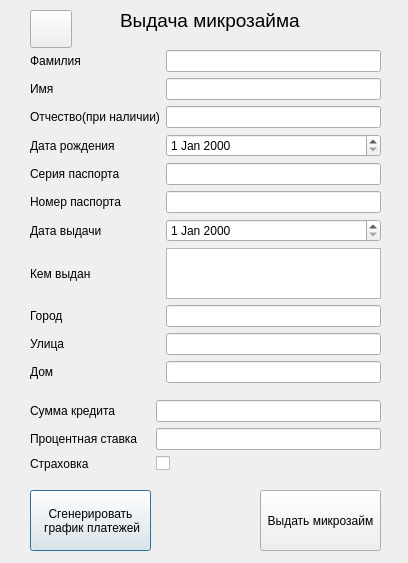
The window that give.ui (nineouttaten/mobd) describes before a commit, drawn with Qt 5.
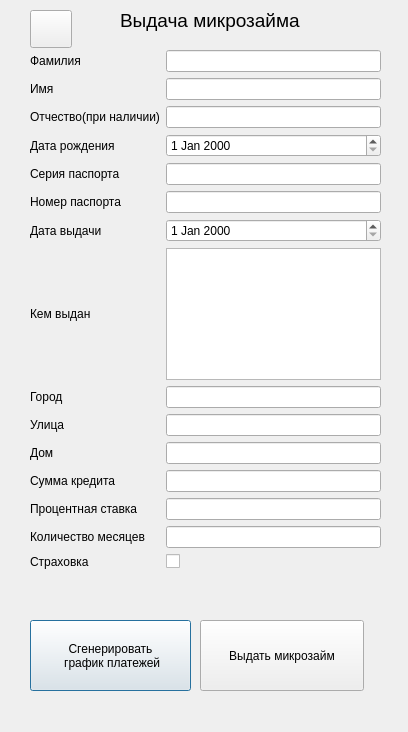
The same window after the commit. Icons and pictures are not drawn.

Patch:
```diff
--- a/give.ui
+++ b/give.ui
@@ -7,7 +7,7 @@
     <x>0</x>
     <y>0</y>
     <width>408</width>
-    <height>563</height>
+    <height>732</height>
    </rect>
   </property>
   <property name="windowTitle">
@@ -17,29 +17,19 @@
    <property name="geometry">
     <rect>
      <x>30</x>
-     <y>490</y>
-     <width>121</width>
-     <height>61</height>
+     <y>620</y>
+     <width>161</width>
+     <height>71</height>
     </rect>
    </property>
+   <property name="focusPolicy">
+    <enum>Qt::StrongFocus</enum>
+   </property>
    <property name="text">
     <string>Сгенерировать 
  график платежей</string>
    </property>
   </widget>
-  <widget class="QPushButton" name="btnGive">
-   <property name="geometry">
-    <rect>
-     <x>260</x>
-     <y>490</y>
-     <width>121</width>
-     <height>61</height>
-    </rect>
-   </property>
-   <property name="text">
-    <string>Выдать микрозайм</string>
-   </property>
-  </widget>
   <widget class="QLabel" name="label_12">
    <property name="geometry">
     <rect>
@@ -90,19 +80,50 @@
     <bool>true</bool>
    </property>
   </widget>
-  <widget class="QWidget" name="">
+  <widget class="QWidget" name="layoutWidget">
    <property name="geometry">
     <rect>
      <x>30</x>
      <y>50</y>
      <width>351</width>
-     <height>333</height>
+     <height>519</height>
     </rect>
    </property>
    <layout class="QGridLayout" name="gridLayout">
+    <item row="14" column="1">
+     <widget class="QCheckBox" name="checkBox">
+      <property name="text">
+       <string/>
+      </property>
+      <property name="checked">
+       <bool>false</bool>
+      </property>
+     </widget>
+    </item>
+    <item row="14" column="0">
+     <widget class="QLabel" name="label_11">
+      <property name="text">
+       <string>Страховка</string>
+      </property>
+     </widget>
+    </item>
     <item row="1" column="1">
      <widget class="QLineEdit" name="lineEdit_2"/>
     </item>
+    <item row="3" column="0">
+     <widget class="QLabel" name="label_8">
+      <property name="text">
+       <string>Дата рождения</string>
+      </property>
+     </widget>
+    </item>
+    <item row="9" column="0">
+     <widget class="QLabel" name="label_13">
+      <property name="text">
+       <string>Улица</string>
+      </property>
+     </widget>
+    </item>
     <item row="2" column="0">
      <widget class="QLabel" name="label_3">
       <property name="text">
@@ -110,13 +131,6 @@
       </property>
      </widget>
     </item>
-    <item row="1" column="0">
-     <widget class="QLabel" name="label_2">
-      <property name="text">
-       <string>Имя</string>
-      </property>
-     </widget>
-    </item>
     <item row="4" column="0">
      <widget class="QLabel" name="label_4">
       <property name="text">
@@ -124,36 +138,42 @@
       </property>
      </widget>
     </item>
-    <item row="0" column="0">
-     <widget class="QLabel" name="label">
-      <property name="text">
-       <string>Фамилия</string>
+    <item row="11" column="0">
+     <widget class="QLabel" name="label_9">
+      <property name="minimumSize">
+       <size>
+        <width>120</width>
+        <height>0</height>
+       </size>
       </property>
-     </widget>
-    </item>
-    <item row="3" column="0">
-     <widget class="QLabel" name="label_8">
       <property name="text">
-       <string>Дата рождения</string>
+       <string>Сумма кредита</string>
       </property>
      </widget>
     </item>
-    <item row="5" column="1">
-     <widget class="QLineEdit" name="lineEdit_5"/>
-    </item>
-    <item row="3" column="1">
-     <widget class="QDateEdit" name="dateEdit_2"/>
-    </item>
-    <item row="7" column="1">
-     <widget class="QTextEdit" name="textEdit"/>
-    </item>
     <item row="6" column="1">
      <widget class="QDateEdit" name="dateEdit"/>
     </item>
-    <item row="9" column="0">
-     <widget class="QLabel" name="label_13">
+    <item row="7" column="1">
+     <widget class="QTextEdit" name="textEdit"/>
+    </item>
+    <item row="3" column="1">
+     <widget class="QDateEdit" name="dateEdit_2"/>
+    </item>
+    <item row="5" column="0">
+     <widget class="QLabel" name="label_5">
       <property name="text">
-       <string>Улица</string>
+       <string>Номер паспорта</string>
+      </property>
+     </widget>
+    </item>
+    <item row="4" column="1">
+     <widget class="QLineEdit" name="lineEdit_4"/>
+    </item>
+    <item row="1" column="0">
+     <widget class="QLabel" name="label_2">
+      <property name="text">
+       <string>Имя</string>
       </property>
      </widget>
     </item>
@@ -164,8 +184,22 @@
       </property>
      </widget>
     </item>
-    <item row="4" column="1">
-     <widget class="QLineEdit" name="lineEdit_4"/>
+    <item row="12" column="0">
+     <widget class="QLabel" name="label_10">
+      <property name="text">
+       <string>Процентная ставка</string>
+      </property>
+     </widget>
+    </item>
+    <item row="0" column="0">
+     <widget class="QLabel" name="label">
+      <property name="text">
+       <string>Фамилия</string>
+      </property>
+     </widget>
+    </item>
+    <item row="5" column="1">
+     <widget class="QLineEdit" name="lineEdit_5"/>
     </item>
     <item row="2" column="1">
      <widget class="QLineEdit" name="lineEdit_3"/>
@@ -173,13 +207,6 @@
     <item row="0" column="1">
      <widget class="QLineEdit" name="lineEdit"/>
     </item>
-    <item row="5" column="0">
-     <widget class="QLabel" name="label_5">
-      <property name="text">
-       <string>Номер паспорта</string>
-      </property>
-     </widget>
-    </item>
     <item row="6" column="0">
      <widget class="QLabel" name="label_6">
       <property name="text">
@@ -210,60 +237,37 @@
     <item row="10" column="1">
      <widget class="QLineEdit" name="lineEdit_10"/>
     </item>
-   </layout>
-  </widget>
-  <widget class="QWidget" name="">
-   <property name="geometry">
-    <rect>
-     <x>30</x>
-     <y>400</y>
-     <width>351</width>
-     <height>74</height>
-    </rect>
-   </property>
-   <layout class="QFormLayout" name="formLayout">
-    <item row="0" column="0">
-     <widget class="QLabel" name="label_9">
-      <property name="minimumSize">
-       <size>
-        <width>120</width>
-        <height>0</height>
-       </size>
-      </property>
-      <property name="text">
-       <string>Сумма кредита</string>
-      </property>
-     </widget>
-    </item>
-    <item row="0" column="1">
-     <widget class="QLineEdit" name="lineEdit_6"/>
-    </item>
-    <item row="1" column="0">
-     <widget class="QLabel" name="label_10">
-      <property name="text">
-       <string>Процентная ставка</string>
-      </property>
-     </widget>
-    </item>
-    <item row="2" column="0">
-     <widget class="QLabel" name="label_11">
-      <property name="text">
-       <string>Страховка</string>
-      </property>
-     </widget>
-    </item>
-    <item row="1" column="1">
+    <item row="12" column="1">
      <widget class="QLineEdit" name="lineEdit_7"/>
     </item>
-    <item row="2" column="1">
-     <widget class="QCheckBox" name="checkBox">
+    <item row="11" column="1">
+     <widget class="QLineEdit" name="lineEdit_6"/>
+    </item>
+    <item row="13" column="0">
+     <widget class="QLabel" name="label_16">
       <property name="text">
-       <string/>
+       <string>Количество месяцев</string>
       </property>
      </widget>
     </item>
+    <item row="13" column="1">
+     <widget class="QLineEdit" name="lineEdit_11"/>
+    </item>
    </layout>
   </widget>
+  <widget class="QPushButton" name="btnGive">
+   <property name="geometry">
+    <rect>
+     <x>200</x>
+     <y>620</y>
+     <width>164</width>
+     <height>71</height>
+    </rect>
+   </property>
+   <property name="text">
+    <string>Выдать микрозайм</string>
+   </property>
+  </widget>
  </widget>
  <resources/>
  <connections/>
```
